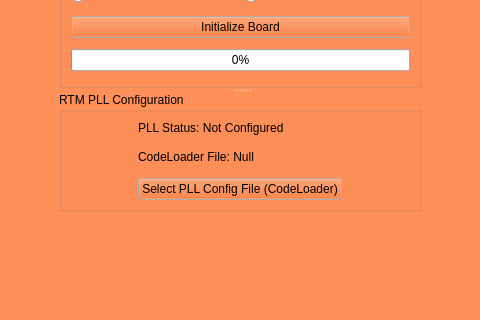
The window that Demo_GUI.ui (cagil-gumus/Demo_Software) describes before a commit, drawn with Qt 5; both pictures show x 163 to 643 and y 214 to 534 of the 850 by 800 pixel window.
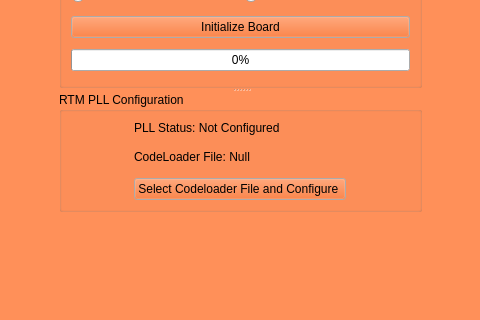
The same window after the commit. The open tabs and pages were chosen to show the change. Icons and pictures are not drawn.

```diff
--- a/Demo_GUI.ui
+++ b/Demo_GUI.ui
@@ -473,19 +473,6 @@
         <string>RTM PLL Configuration</string>
        </property>
        <layout class="QGridLayout" name="gridLayout_2">
-        <item row="0" column="0">
-         <widget class="QLabel" name="label_5">
-          <property name="sizePolicy">
-           <sizepolicy hsizetype="Fixed" vsizetype="Fixed">
-            <horstretch>0</horstretch>
-            <verstretch>0</verstretch>
-           </sizepolicy>
-          </property>
-          <property name="text">
-           <string>PLL Status: Not Configured</string>
-          </property>
-         </widget>
-        </item>
         <item row="1" column="0">
          <widget class="QLabel" name="label_3">
           <property name="text">
@@ -493,10 +480,23 @@
           </property>
          </widget>
         </item>
+        <item row="0" column="0">
+         <widget class="QLabel" name="label_pll_status">
+          <property name="sizePolicy">
+           <sizepolicy hsizetype="Fixed" vsizetype="Fixed">
+            <horstretch>0</horstretch>
+            <verstretch>0</verstretch>
+           </sizepolicy>
+          </property>
+          <property name="text">
+           <string>PLL Status: Not Configured</string>
+          </property>
+         </widget>
+        </item>
         <item row="2" column="0">
          <widget class="QPushButton" name="pushButton_pllconfig">
           <property name="text">
-           <string>Select PLL Config File (CodeLoader)</string>
+           <string>Select Codeloader File and Configure </string>
           </property>
          </widget>
         </item>
```
Left out of the diff: 6 changed lines with no effect on the pictures.
